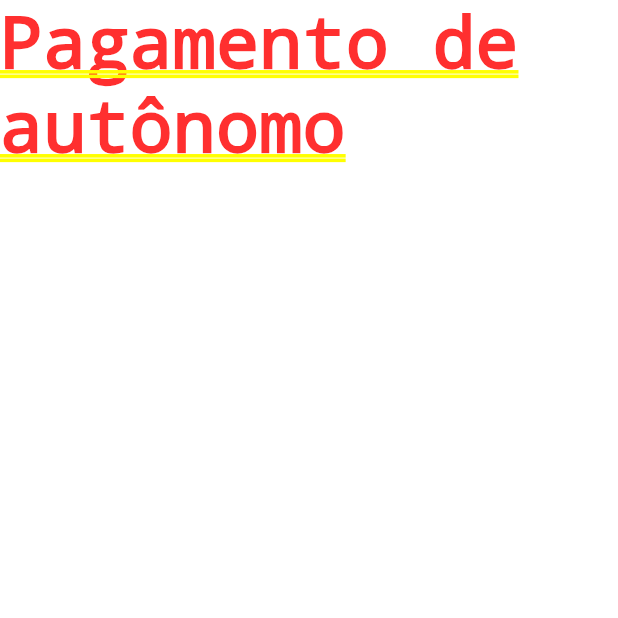
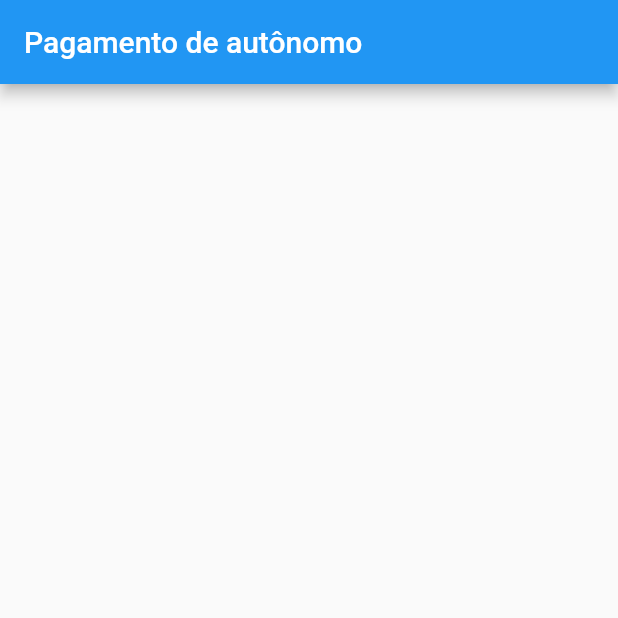
Before and after one commit to WillianFarias/flutter_calculadora_autonomo, a Flutter app: the screen it shows after launch, on a phone screen of 412 x 824 dp, the top half of it. Run offline on Flutter 3.47's test engine with Material 2 defaults, Android fonts, the phone set to English and light mode, and no system bars.

Commit message:
refatoracao do _HomeState, add Scaffold e AppBar

```diff
--- a/lib/main.dart
+++ b/lib/main.dart
@@ -14,8 +14,12 @@ class Home extends StatefulWidget {
 class _HomeState extends State<Home> {
   @override
   Widget build(BuildContext context) {
-    return Container(
-      child: Text("Pagamento de autônomo"),
+    //Scaffold utilizado para criar tela, caso a quantidade de elementos
+    //estrapolar o tamanho da tela sera criado uma barra de rolagem
+    return Scaffold(
+      appBar: AppBar(
+        title: Text("Pagamento de autônomo"),
+      ),
     );
   }
 }
```
